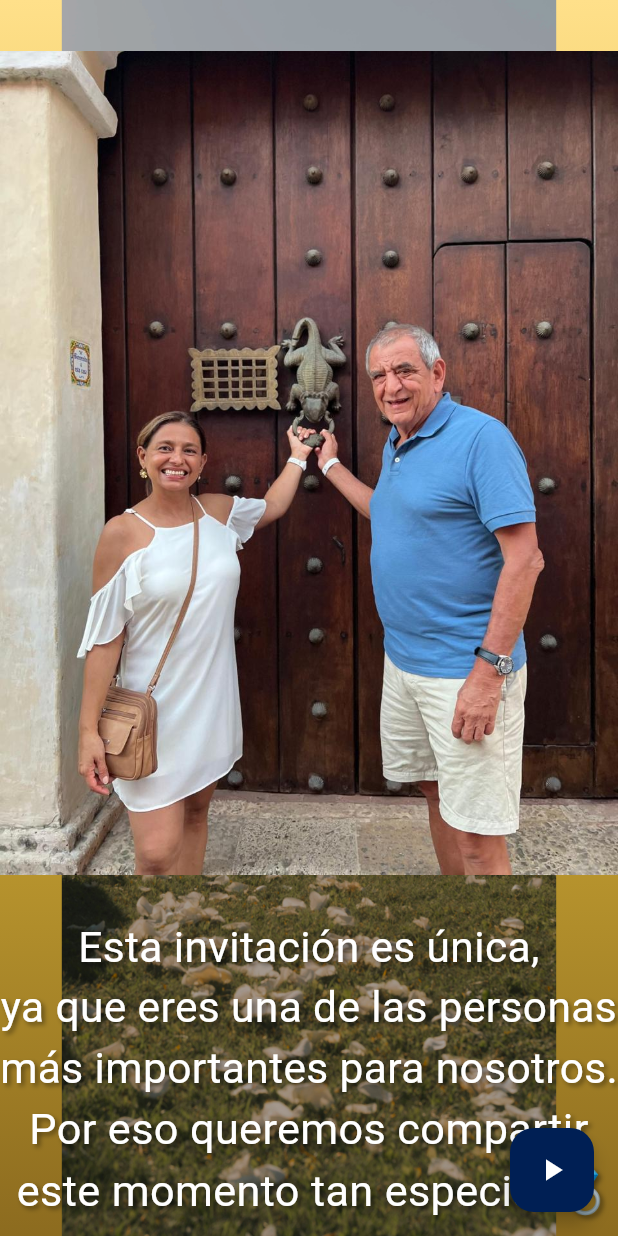
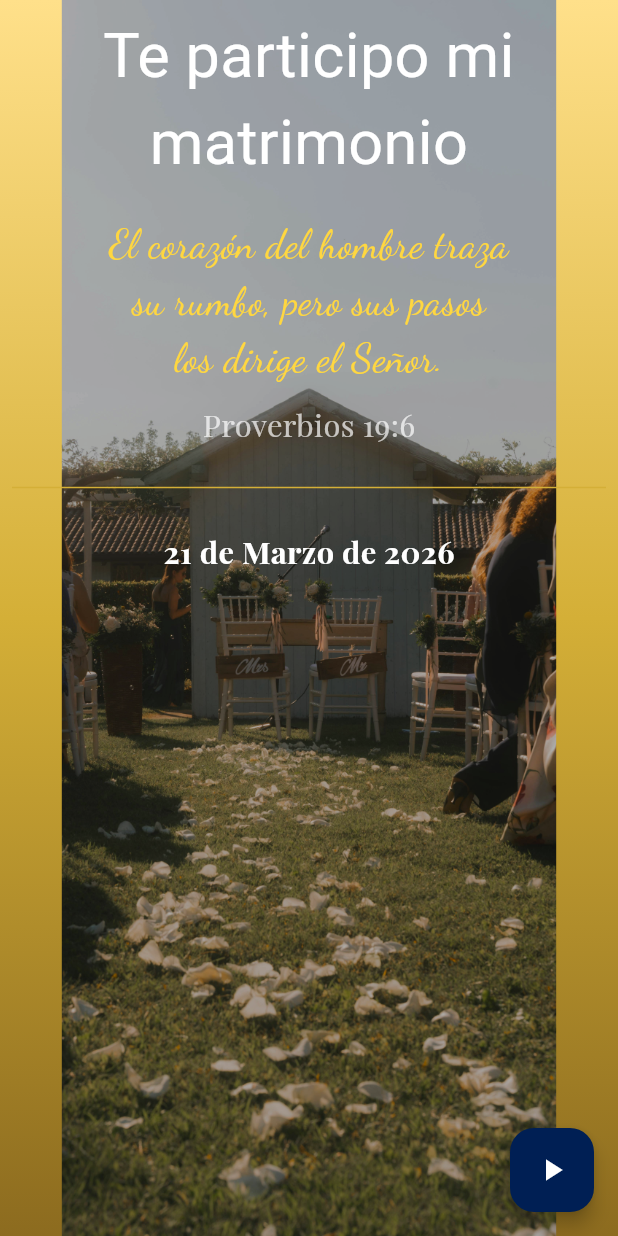
Before and after one commit to GabDevp/InvitationWedding, a Flutter app: the InvitacionPage screen opened by its route, on a phone screen of 412 x 824 dp. Run offline on Flutter 3.47's test engine with Material 3 defaults, Android fonts, the phone set to English and light mode, and no system bars; our stand-ins replace audioplayers, carousel_slider, google_fonts, smooth_page_indicator, video_player; missing offline and left inert: dart:html, dart:ui_web; network calls fail; Roboto replaces fonts that are missing (Parisienne).

Commit message:
Ajuste para asesores y mensaje de participación general

```diff
--- a/lib/pages/envelope_pages.dart
+++ b/lib/pages/envelope_pages.dart
@@ -90,7 +90,7 @@ class _EnvelopeScreenState extends State<EnvelopeScreen> with TickerProviderStat
       !(_nombreInvitado.toLowerCase().contains('valentina')) &&
       !(_nombreInvitado.toLowerCase().contains('sanjose')) &&
       !(_nombreInvitado.toLowerCase().contains('promotora')) &&
-      !(_nombreInvitado.toLowerCase().contains('elsy')) ) {
+      !(_nombreInvitado.toLowerCase().contains('elsy')) && _guestDisplayName != null ) {
       // Mostrar mensaje especial para invitados sin pases
       await showDialog(
         context: context,
@@ -247,7 +247,7 @@ class _EnvelopeScreenState extends State<EnvelopeScreen> with TickerProviderStat
           ),
 
           /// 🟡 SELLO DORADO
-          if (!opened && _guestDisplayName != null)
+          if (!opened)
             Positioned(
               top: size.height * 0.37,
               left: 0,
@@ -296,7 +296,7 @@ class _EnvelopeScreenState extends State<EnvelopeScreen> with TickerProviderStat
             ),
 
           /// 💬 TEXTO INFERIOR
-          if (!opened && _guestDisplayName != null)
+          !opened && _guestDisplayName != null ?
           Positioned(
             bottom: size.height * 0.12,
             left: 20,
@@ -345,7 +345,8 @@ class _EnvelopeScreenState extends State<EnvelopeScreen> with TickerProviderStat
                 ),
               ],
             ),
-            ),
+          ):
+          const SizedBox.shrink(),
         ],
       ),
     );
--- a/lib/pages/invitacion_pages.dart
+++ b/lib/pages/invitacion_pages.dart
@@ -553,6 +553,7 @@ Widget build(BuildContext context) {
         Container(color: Colors.black.withOpacity(0.30)), // filtro oscuro
         _buildSideBars(size),
         // 🔹 Contenido desplazable encima
+        (_guestNameFromRoute != null && !_guestNameFromRoute!.toLowerCase().contains('asesoria')) ?
         SingleChildScrollView(
           child: Column(
             children: [
@@ -561,7 +562,6 @@ Widget build(BuildContext context) {
                 height:  size.width > 600 ? size.height * 2.1 :
                 !(_guestNameFromRoute?.toLowerCase().contains('carolinal') ?? false) &&
                 !(_guestNameFromRoute?.toLowerCase().contains('cata') ?? false) &&
-                !(_guestNameFromRoute?.toLowerCase().contains('asesoria') ?? false) &&
                 !(_guestNameFromRoute?.toLowerCase().contains('edwin') ?? false) &&
                 !(_guestNameFromRoute?.toLowerCase().contains('luistafur') ?? false) &&
                 !(_guestNameFromRoute?.toLowerCase().contains('valentina') ?? false) &&
@@ -589,7 +589,6 @@ Widget build(BuildContext context) {
                         const SizedBox(height: 15),
                         if(!(_guestNameFromRoute?.toLowerCase().contains('carolinal') ?? false) &&
                         !(_guestNameFromRoute?.toLowerCase().contains('cata') ?? false) &&
-                        !(_guestNameFromRoute?.toLowerCase().contains('asesoria') ?? false) &&
                         !(_guestNameFromRoute?.toLowerCase().contains('edwin') ?? false) &&
                         !(_guestNameFromRoute?.toLowerCase().contains('luistafur') ?? false) &&
                         !(_guestNameFromRoute?.toLowerCase().contains('valentina') ?? false) &&
@@ -614,7 +613,6 @@ Widget build(BuildContext context) {
                         ),
                         if(!(_guestNameFromRoute?.toLowerCase().contains('carolinal') ?? false) &&
                         !(_guestNameFromRoute?.toLowerCase().contains('cata') ?? false) &&
-                        !(_guestNameFromRoute?.toLowerCase().contains('asesoria') ?? false) &&
                         !(_guestNameFromRoute?.toLowerCase().contains('edwin') ?? false) &&
                         !(_guestNameFromRoute?.toLowerCase().contains('luistafur') ?? false) &&
                         !(_guestNameFromRoute?.toLowerCase().contains('valentina') ?? false) &&
@@ -801,7 +799,6 @@ Widget build(BuildContext context) {
                 height: size.width > 600 ? size.height * 4.2 :
                 !(_guestNameFromRoute?.toLowerCase().contains('carolinal') ?? false) &&
                 !(_guestNameFromRoute?.toLowerCase().contains('cata') ?? false) &&
-                !(_guestNameFromRoute?.toLowerCase().contains('asesoria') ?? false) &&
                 !(_guestNameFromRoute?.toLowerCase().contains('edwin') ?? false) &&
                 !(_guestNameFromRoute?.toLowerCase().contains('luistafur') ?? false) &&
                 !(_guestNameFromRoute?.toLowerCase().contains('valentina') ?? false) &&
@@ -944,7 +941,6 @@ Widget build(BuildContext context) {
                         // Ocultar sección de recepción para ciertos invitados
                         if (!(_guestNameFromRoute?.toLowerCase().contains('carolinal') ?? false) &&
                         !(_guestNameFromRoute?.toLowerCase().contains('cata') ?? false) &&
-                        !(_guestNameFromRoute?.toLowerCase().contains('asesoria') ?? false) &&
                         !(_guestNameFromRoute?.toLowerCase().contains('edwin') ?? false) &&
                         !(_guestNameFromRoute?.toLowerCase().contains('luistafur') ?? false) &&
                         !(_guestNameFromRoute?.toLowerCase().contains('valentina') ?? false) &&
@@ -1026,7 +1022,6 @@ Widget build(BuildContext context) {
                         if (kIsWeb &&
                         !(_guestNameFromRoute?.toLowerCase().contains('carolinal') ?? false) &&
                         !(_guestNameFromRoute?.toLowerCase().contains('cata') ?? false) &&
-                        !(_guestNameFromRoute?.toLowerCase().contains('asesoria') ?? false) &&
                         !(_guestNameFromRoute?.toLowerCase().contains('edwin') ?? false) &&
                         !(_guestNameFromRoute?.toLowerCase().contains('luistafur') ?? false) &&
                         !(_guestNameFromRoute?.toLowerCase().contains('valentina') ?? false) &&
@@ -1048,7 +1043,6 @@ Widget build(BuildContext context) {
                         else if (!kIsWeb &&
                         !(_guestNameFromRoute?.toLowerCase().contains('carolinal') ?? false) &&
                         !(_guestNameFromRoute?.toLowerCase().contains('cata') ?? false) &&
-                        !(_guestNameFromRoute?.toLowerCase().contains('asesoria') ?? false) &&
                         !(_guestNameFromRoute?.toLowerCase().contains('edwin') ?? false) &&
                         !(_guestNameFromRoute?.toLowerCase().contains('luistafur') ?? false) &&
                         !(_guestNameFromRoute?.toLowerCase().contains('valentina') ?? false) &&
@@ -1077,7 +1071,6 @@ Widget build(BuildContext context) {
                         const SizedBox(height: 15),
                         if(!(_guestNameFromRoute?.toLowerCase().contains('carolinal') ?? false) &&
                         !(_guestNameFromRoute?.toLowerCase().contains('cata') ?? false) &&
-                        !(_guestNameFromRoute?.toLowerCase().contains('asesoria') ?? false) &&
                         !(_guestNameFromRoute?.toLowerCase().contains('edwin') ?? false) &&
                         !(_guestNameFromRoute?.toLowerCase().contains('luistafur') ?? false) &&
                         !(_guestNameFromRoute?.toLowerCase().contains('valentina') ?? false) &&
@@ -1105,7 +1098,6 @@ Widget build(BuildContext context) {
               // 🔹 Sección 3
               if(!(_guestNameFromRoute?.toLowerCase().contains('carolinal') ?? false) &&
                 !(_guestNameFromRoute?.toLowerCase().contains('cata') ?? false) &&
-                !(_guestNameFromRoute?.toLowerCase().contains('asesoria') ?? false) &&
                 !(_guestNameFromRoute?.toLowerCase().contains('edwin') ?? false) &&
                 !(_guestNameFromRoute?.toLowerCase().contains('luistafur') ?? false) &&
                 !(_guestNameFromRoute?.toLowerCase().contains('valentina') ?? false) &&
@@ -1204,7 +1196,6 @@ Widget build(BuildContext context) {
                           if (_soldOut || _guestPassesFromRoute == 0 &&
                           !(_guestNameFromRoute?.toLowerCase().contains('carolinal') ?? false) &&
                           !(_guestNameFromRoute?.toLowerCase().contains('cata') ?? false) &&
-                          !(_guestNameFromRoute?.toLowerCase().contains('asesoria') ?? false) &&
                           !(_guestNameFromRoute?.toLowerCase().contains('edwin') ?? false) &&
                           !(_guestNameFromRoute?.toLowerCase().contains('luistafur') ?? false) &&
                           !(_guestNameFromRoute?.toLowerCase().contains('valentina') ?? false) &&
@@ -1309,6 +1300,45 @@ Widget build(BuildContext context) {
                 ),
               ),
             ],
+          ),
+        ) :
+        Center(
+          child: Padding(
+            padding: const EdgeInsets.all(8.0),
+            child: Column(
+              children: [
+                Text(
+                  "Te participo mi matrimonio",
+                  style: GoogleFonts.parisienne(color: Colors.white, fontSize: fontSizeTitle + 12),
+                  textAlign: TextAlign.center,
+                ),
+                const SizedBox(height: 20),
+                Text(
+                  "El corazón del hombre traza\nsu rumbo, pero sus pasos\nlos dirige el Señor.",
+                  textAlign: TextAlign.center,
+                  style: GoogleFonts.dancingScript(
+                    color: Colors.amberAccent,
+                    fontSize: fontSizeBody + 8,
+                  ),
+                ),
+                const SizedBox(height: 10),
+                Text(
+                  "Proverbios 19:6",
+                  style: GoogleFonts.playfairDisplay(color: Colors.white70, fontSize: fontSizeBody + 2),
+                ),
+                const SizedBox(height: 20),
+                Divider(color: Color(0xFFD4AF37)),
+                const SizedBox(height: 20),
+                Text(
+                  "21 de Marzo de 2026",
+                  style: GoogleFonts.playfairDisplay(
+                    color: Colors.white,
+                    fontWeight: FontWeight.bold,
+                    fontSize: fontSizeBody + 2,
+                  ),
+                ),
+              ],
+            ),
           ),
         ),
       ]
```
Also changed, not shown: 1 other file. Lines whose indentation alone changed are shown as unchanged.
